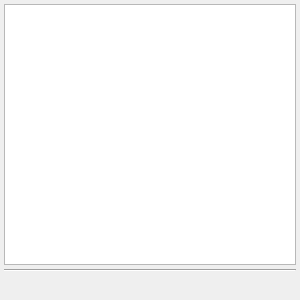
This is src/property/widgets/paintframe.ui in Gris87/ObjectController as Qt 5 draws it before an edit. The edited form follows.
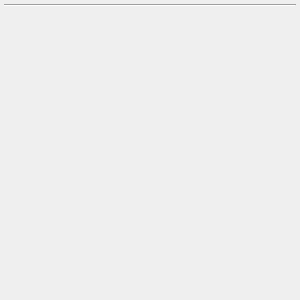
This is the edited form.

What changed in the file:
```diff
--- a/src/property/widgets/paintframe.ui
+++ b/src/property/widgets/paintframe.ui
@@ -17,9 +17,6 @@
    <property name="margin">
     <number>4</number>
    </property>
-   <item>
-    <widget class="QGraphicsView" name="imageView"/>
-   </item>
    <item>
     <widget class="Line" name="line">
      <property name="orientation">
```
Left out of the diff: 2 changed lines with no effect on the pictures.
